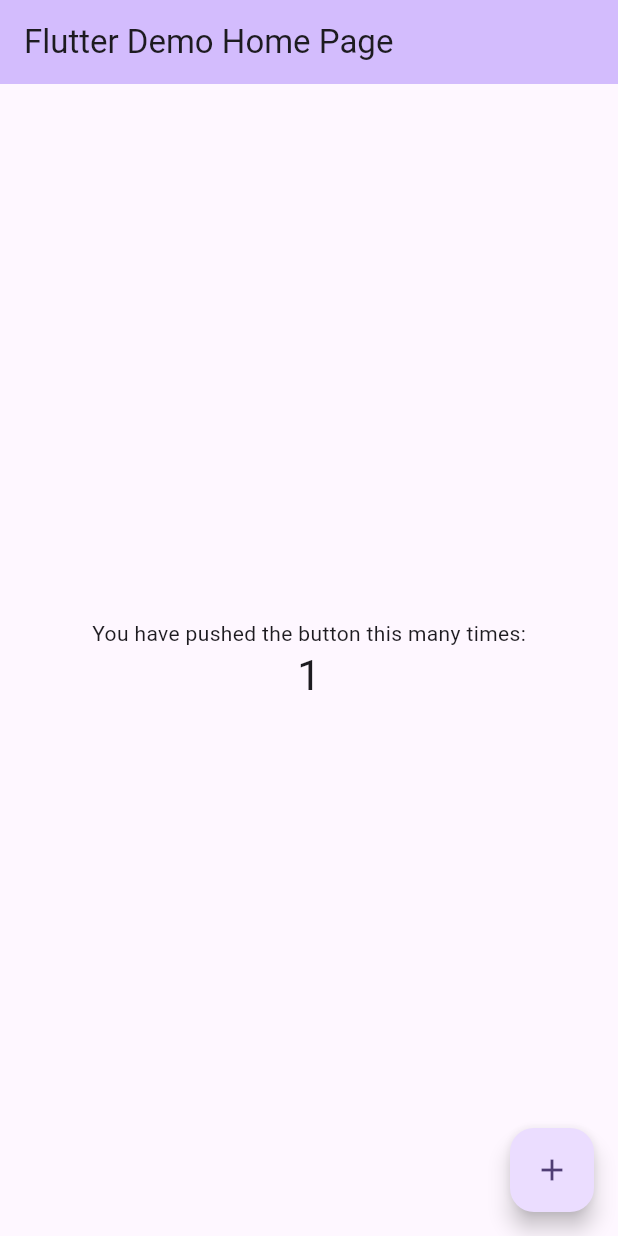
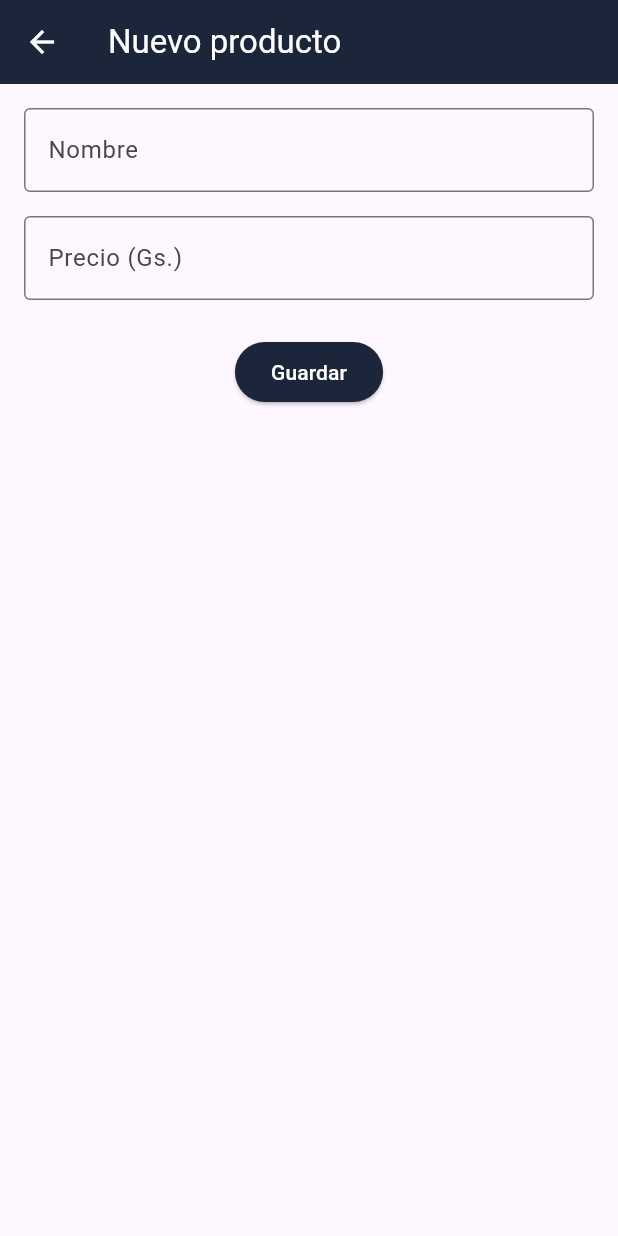
Before and after one commit to Man-uni/tp1_segunda_parcial_frontend, a Flutter app: the screen it shows after launch, after a tap on the "add" icon, on a phone screen of 412 x 824 dp. Run offline on Flutter 3.47's test engine with Material 3 defaults, Android fonts, the light colour scheme and no system bars; network calls fail.

Commit message:
Se agregó un filtro

```diff
--- a/lib/main.dart
+++ b/lib/main.dart
@@ -1,122 +1,222 @@
+import 'dart:convert';
+import 'package:tp1_segunda_parcial_frontend/models/Productos.dart';
+import 'package:http/http.dart' as http;
 import 'package:flutter/material.dart';
 
 void main() {
-  runApp(const MyApp());
+  runApp(const MiApp());
 }
 
-class MyApp extends StatelessWidget {
-  const MyApp({super.key});
+class MiApp extends StatelessWidget {
+  const MiApp({super.key});
 
-  // This widget is the root of your application.
   @override
   Widget build(BuildContext context) {
     return MaterialApp(
-      title: 'Flutter Demo',
-      theme: ThemeData(
-        // This is the theme of your application.
-        //
-        // TRY THIS: Try running your application with "flutter run". You'll see
-        // the application has a purple toolbar. Then, without quitting the app,
-        // try changing the seedColor in the colorScheme below to Colors.green
-        // and then invoke "hot reload" (save your changes or press the "hot
-        // reload" button in a Flutter-supported IDE, or press "r" if you used
-        // the command line to start the app).
-        //
-        // Notice that the counter didn't reset back to zero; the application
-        // state is not lost during the reload. To reset the state, use hot
-        // restart instead.
-        //
-        // This works for code too, not just values: Most code changes can be
-        // tested with just a hot reload.
-        colorScheme: .fromSeed(seedColor: Colors.deepPurple),
-      ),
-      home: const MyHomePage(title: 'Flutter Demo Home Page'),
+      home: ListaProductos(),
     );
   }
 }
 
-class MyHomePage extends StatefulWidget {
-  const MyHomePage({super.key, required this.title});
+class ListaProductos extends StatefulWidget {   // cambia
+  const ListaProductos({super.key});
+  @override
+  State<ListaProductos> createState() => _ListaState();
+}
 
-  // This widget is the home page of your application. It is stateful, meaning
-  // that it has a State object (defined below) that contains fields that affect
-  // how it looks.
-
-  // This class is the configuration for the state. It holds the values (in this
-  // case the title) provided by the parent (in this case the App widget) and
-  // used by the build method of the State. Fields in a Widget subclass are
-  // always marked "final".
-
-  final String title;
+class _ListaState extends State<ListaProductos> {
+  final _service = ProductoService();    // NUEVO
+  List<Producto> _productos = [];        // NUEVO
+  bool _cargando = true;                 // NUEVO
+  late TextEditingController _filtro;
 
   @override
-  State<MyHomePage> createState() => _MyHomePageState();
-}
+  void initState() {                     // NUEVO
+    super.initState();
+    _filtro = TextEditingController();
+    _cargar();
+  }
 
-class _MyHomePageState extends State<MyHomePage> {
-  int _counter = 0;
+  Future<void> _cargar() async {         // NUEVO
+    final datos = await _service.listar();
+    if (!mounted) return;
+    setState(() { _productos = datos; _cargando = false; });
+  }
 
-  void _incrementCounter() {
-    setState(() {
-      // This call to setState tells the Flutter framework that something has
-      // changed in this State, which causes it to rerun the build method below
-      // so that the display can reflect the updated values. If we changed
-      // _counter without calling setState(), then the build method would not be
-      // called again, and so nothing would appear to happen.
-      _counter++;
-    });
+  Future<void> _abrirDetalle([Producto? p]) async {  // NUEVO
+    final huboCambio = await Navigator.push<bool>(
+      context,
+      MaterialPageRoute(
+          builder: (context) => DetalleScreen(producto: p)),
+    );
+    if (huboCambio == true) _cargar();   // refresca
   }
 
   @override
   Widget build(BuildContext context) {
-    // This method is rerun every time setState is called, for instance as done
-    // by the _incrementCounter method above.
-    //
-    // The Flutter framework has been optimized to make rerunning build methods
-    // fast, so that you can just rebuild anything that needs updating rather
-    // than having to individually change instances of widgets.
+    final productosFiltrados = _productos.where((p) {
+      return p.nombre
+          .toLowerCase()
+          .startsWith(_filtro.text.toLowerCase()); //coincidencia de las letras en orden
+          //contains(_filtro.text.toLowerCase()); //sólo debe contener las letras, no importa el orden
+    }).toList();
     return Scaffold(
       appBar: AppBar(
-        // TRY THIS: Try changing the color here to a specific color (to
-        // Colors.amber, perhaps?) and trigger a hot reload to see the AppBar
-        // change color while the other colors stay the same.
-        backgroundColor: Theme.of(context).colorScheme.inversePrimary,
-        // Here we take the value from the MyHomePage object that was created by
-        // the App.build method, and use it to set our appbar title.
-        title: Text(widget.title),
+        title: const Text('Productos'),
+        backgroundColor: const Color(0xFF1B263B),
+        foregroundColor: Colors.white,
       ),
-      body: Center(
-        // Center is a layout widget. It takes a single child and positions it
-        // in the middle of the parent.
-        child: Column(
-          // Column is also a layout widget. It takes a list of children and
-          // arranges them vertically. By default, it sizes itself to fit its
-          // children horizontally, and tries to be as tall as its parent.
-          //
-          // Column has various properties to control how it sizes itself and
-          // how it positions its children. Here we use mainAxisAlignment to
-          // center the children vertically; the main axis here is the vertical
-          // axis because Columns are vertical (the cross axis would be
-          // horizontal).
-          //
-          // TRY THIS: Invoke "debug painting" (choose the "Toggle Debug Paint"
-          // action in the IDE, or press "p" in the console), to see the
-          // wireframe for each widget.
-          mainAxisAlignment: .center,
-          children: [
-            const Text('You have pushed the button this many times:'),
-            Text(
-              '$_counter',
-              style: Theme.of(context).textTheme.headlineMedium,
+      body: _cargando
+          ? const Center(
+              child: CircularProgressIndicator())   // NUEVO
+          : Padding(
+              padding: const EdgeInsets.all(16),
+              child: Column(children: [
+                TextField(
+                  controller: _filtro,
+                  decoration: const InputDecoration(
+                      labelText: 'Filtrar por nombre',
+                      border: OutlineInputBorder()),
+                  onChanged: (value) {
+                    setState(() {}); // Actualiza la lista al cambiar el filtro
+                  },
+                ),
+                const SizedBox(height: 16),
+                Expanded(
+                  child: ListView.builder(
+                    itemCount: productosFiltrados.length,
+                    itemBuilder: (context, i) {
+                      final p = productosFiltrados[i];
+                      return ListTile(
+                        title: Text(p.nombre),
+                        subtitle: Text('Gs. ${p.precio}'),
+                        onTap: () => _abrirDetalle(p),  // cambia
+                      );
+                  }),
+                ),
+              ]),
             ),
-          ],
-        ),
-      ),
-      floatingActionButton: FloatingActionButton(
-        onPressed: _incrementCounter,
-        tooltip: 'Increment',
+      floatingActionButton: FloatingActionButton(  // NUEVO
+        onPressed: () => _abrirDetalle(),
+        backgroundColor: const Color(0xFF1B263B),
+        foregroundColor: Colors.white,
         child: const Icon(Icons.add),
       ),
     );
   }
 }
+
+class DetalleScreen extends StatefulWidget {
+  final Producto? producto;   // cambia: null = producto nuevo
+  const DetalleScreen({super.key, this.producto});
+  @override
+  State<DetalleScreen> createState() => _DetalleState();
+}
+
+class _DetalleState extends State<DetalleScreen> {
+  final _service = ProductoService();
+  late final TextEditingController _nombre;
+  late final TextEditingController _precio;
+  bool get _esNuevo => widget.producto == null;
+
+  @override
+  void initState() {
+    super.initState();
+    _nombre = TextEditingController(
+        text: widget.producto?.nombre ?? '');
+    _precio = TextEditingController(
+        text: widget.producto?.precio.toString() ?? '');
+  }
+
+  Future<void> _guardar() async {
+    final p = Producto(
+      id: widget.producto?.id,
+      nombre: _nombre.text,
+      precio: int.tryParse(_precio.text) ?? 0,
+    );
+    if (_esNuevo) {
+      await _service.agregar(p);      // POST
+    } else {
+      await _service.modificar(p);    // PUT
+    }
+    if (!mounted) return;
+    Navigator.pop(context, true);     // avisa a la lista
+  }
+
+  Future<void> _eliminar() async {
+    await _service.eliminar(widget.producto!.id!);  // DELETE
+    if (!mounted) return;
+    Navigator.pop(context, true);
+  }
+
+  @override
+  Widget build(BuildContext context) {
+    return Scaffold(
+      appBar: AppBar(
+        title: Text(_esNuevo
+            ? 'Nuevo producto' : 'Editar producto'),
+        backgroundColor: const Color(0xFF1B263B),
+        foregroundColor: Colors.white,
+      ),
+      body: Padding(
+        padding: const EdgeInsets.all(16),
+        child: Column(children: [
+          TextField(
+            controller: _nombre,
+            decoration: const InputDecoration(
+                labelText: 'Nombre',
+                border: OutlineInputBorder()),
+          ),
+          const SizedBox(height: 16),
+          TextField(
+            controller: _precio,
+            keyboardType: TextInputType.number,
+            decoration: const InputDecoration(
+                labelText: 'Precio (Gs.)',
+                border: OutlineInputBorder()),
+          ),
+          const SizedBox(height: 24),
+          ElevatedButton(
+              onPressed: _guardar,
+              style: ElevatedButton.styleFrom(
+                backgroundColor: const Color(0xFF1B263B), // Fondo azul oscuro
+                foregroundColor: Colors.white,            // Texto blanco
+              ),
+              child: const Text('Guardar'),
+          ),
+          if (!_esNuevo)
+            TextButton(
+              onPressed: _eliminar,
+              child: const Text('Eliminar',
+                  style: TextStyle(color: Colors.red)),
+            ),
+        ]),
+      ),
+    );
+  }
+}
+
+class ProductoService {
+  static const _base = 'http://10.0.2.2:4003/productos';
+  static const _headers = {'Content-Type': 'application/json'};
+  // GET
+  Future<List<Producto>> listar() async {
+    final r = await http.get(Uri.parse(_base));
+    final List datos = jsonDecode(r.body);
+    return datos.map((j) => Producto.fromJson(j)).toList();
+  }
+  // POST
+  Future<void> agregar(Producto p) async {
+    await http.post(Uri.parse(_base),
+          headers: _headers, body: jsonEncode(p.toJson()));
+  }
+  // PUT /productos/:id
+  Future<void> modificar(Producto p) async {
+    await http.put(Uri.parse('$_base/${p.id}'),
+          headers: _headers, body: jsonEncode(p.toJson()));
+  }
+  // DELETE /productos/:id
+  Future<void> eliminar(int id) async {
+    await http.delete(Uri.parse('$_base/$id'));
+  }
+}
--- /dev/null
+++ b/lib/models/Productos.dart
@@ -0,0 +1,21 @@
+class Producto {
+  final int? id;            // NUEVO: lo asigna el servidor
+  final String nombre;
+  final int precio;
+
+  const Producto({this.id, required this.nombre,
+      required this.precio});   // cambia: parámetros con nombre
+
+  factory Producto.fromJson(Map<String, dynamic> j) {
+    return Producto(                // NUEVO: JSON -> objeto
+      id: j['id'],
+      nombre: j['nombre'],
+      precio: (j['precio'] as num).toInt(),
+    );
+  }
+
+  Map<String, dynamic> toJson() => {  // NUEVO: objeto -> JSON
+        'nombre': nombre,
+        'precio': precio,
+      };
+}
--- a/pubspec.yaml
+++ b/pubspec.yaml
@@ -30,7 +30,7 @@ environment:
 dependencies:
   flutter:
     sdk: flutter
-
+  http: ^1.6.0
   # The following adds the Cupertino Icons font to your application.
   # Use with the CupertinoIcons class for iOS style icons.
   cupertino_icons: ^1.0.8
```
Also changed, not shown: pubspec.lock, 1 other file.
